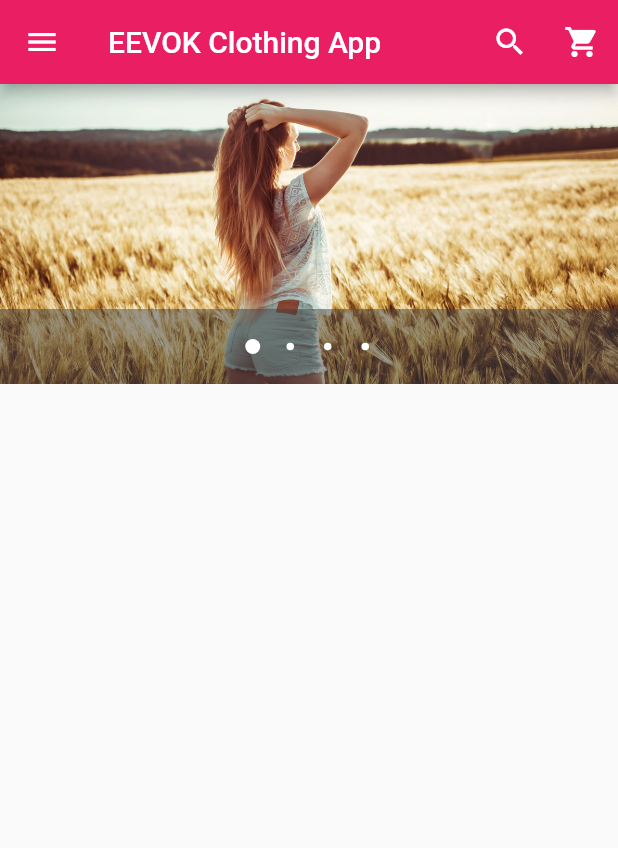
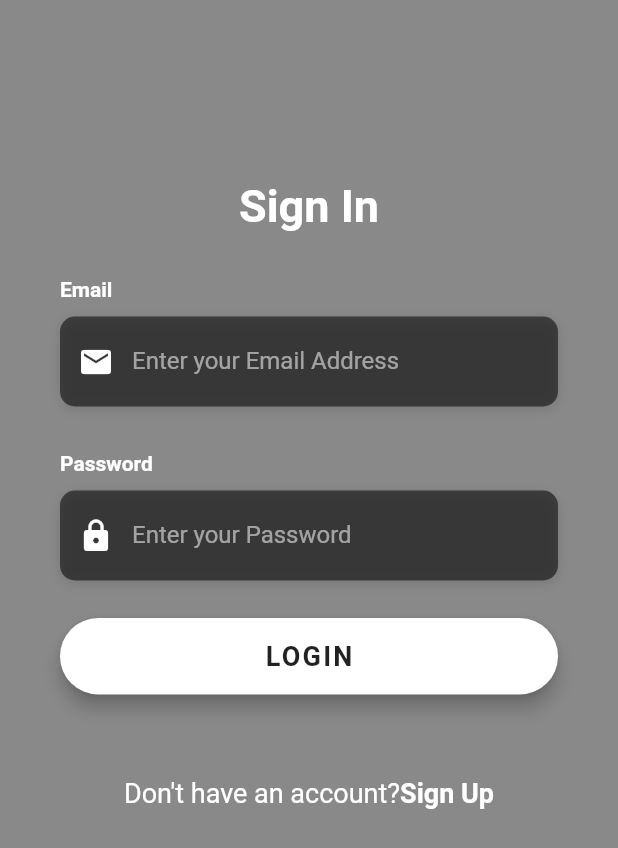
Before and after one commit to EevokClothingApp/Application, a Flutter app: the screen it shows after launch, on a phone screen of 412 x 824 dp. Shown: the top 848 px of the screen. Run offline on Flutter 3.47's test engine with Material 2 defaults, Android fonts, the phone set to English and light mode, and no system bars; drawn by our look-alikes of carousel_pro; Roboto replaces fonts that are missing (openSans, opensans).

Commit message:
added new pages

```diff
--- /dev/null
+++ b/lib/loginpage.dart
@@ -0,0 +1,201 @@
+
+import 'package:flutter/material.dart';
+import 'package:flutter/services.dart';
+import 'package:application/presets.dart';
+import 'package:application/homepage.dart';
+import 'package:application/registerpage.dart';
+
+
+class LoginPage extends StatefulWidget {
+  @override
+  _LoginPageState createState() => _LoginPageState();
+}
+
+class _LoginPageState extends State<LoginPage> {
+  bool _rememberMe = false;
+  Widget _buldEmailTF() {
+    return Column(
+      crossAxisAlignment: CrossAxisAlignment.start,
+      children: <Widget>[
+        Text(
+          'Email',
+          style: myLabelStyle,
+        ),
+        SizedBox(height: 10.0),
+        Container(
+          alignment: Alignment.centerLeft,
+          decoration: myBoxDecorationStyle,
+          height: 60.0,
+
+          child: TextField(
+            keyboardType: TextInputType.emailAddress,
+            style: TextStyle(
+                color: Colors.white,
+                fontFamily: 'opemSans'
+            ),
+            decoration: InputDecoration(
+              border: InputBorder.none,
+              contentPadding: EdgeInsets.only(top: 14.0),
+              prefixIcon: Icon(
+                Icons.email,
+                color: Colors.white,
+              ),
+              hintText: 'Enter your Email Address',
+              hintStyle: myHintTextStyle,
+            ),
+          ),
+        ),
+      ],
+    );
+  }
+
+  Widget _buildPasswordTF() {
+    return Column(
+      crossAxisAlignment: CrossAxisAlignment.start,
+      children: <Widget>[
+        Text(
+          'Password',
+          style: myLabelStyle,
+        ),
+        SizedBox(height: 10.0),
+        Container(
+          alignment: Alignment.centerLeft,
+          decoration: myBoxDecorationStyle,
+          height: 60.0,
+          child: TextField(
+            obscureText: true,
+            style: TextStyle(
+                color: Colors.white,
+                fontFamily: 'opemSans'
+            ),
+            decoration: InputDecoration(
+              border: InputBorder.none,
+              contentPadding: EdgeInsets.only(top: 14.0),
+              prefixIcon: Icon(
+                Icons.lock,
+                color: Colors.white,
+              ),
+              hintText: 'Enter your Password',
+              hintStyle: myHintTextStyle,
+            ),
+          ),
+        ),
+      ],
+    );
+  }
+
+  Widget _buildLoginBtn() {
+    return Container(
+      padding: EdgeInsets.symmetric(vertical: 25.0),
+      width: double.infinity,
+      child: RaisedButton(
+        elevation: 5.0,
+        onPressed: () {
+          Navigator.of(context)
+              .push(
+              MaterialPageRoute(
+                  builder: (context) => HomePage()
+              )
+          );
+        },
+        padding: EdgeInsets.all(15.0),
+        shape: RoundedRectangleBorder(
+          borderRadius: BorderRadius.circular(30.0),
+        ),
+        color: Colors.white,
+        child: Text(
+          'LOGIN',
+          style: TextStyle(
+            color: Colors.black87,
+            letterSpacing: 1.5,
+            fontSize: 18.0,
+            fontWeight: FontWeight.bold,
+            fontFamily: 'openSans',
+          ),
+        ),
+      ),
+    );
+  }
+
+  Widget _buildsignupBtn() {
+    return GestureDetector(
+      onTap: () {
+        Navigator.of(context)
+            .push(
+            MaterialPageRoute(
+                builder: (context) => RegisterPage()
+            )
+        );
+      },
+      child: RichText(
+        text: TextSpan(
+          children: [
+            TextSpan(
+              text: 'Don\'t have an account?',
+              style: TextStyle(
+                color: Colors.white,
+                fontSize: 18.0,
+                fontWeight: FontWeight.w400,
+              ),
+            ),
+            TextSpan(
+              text: 'Sign Up',
+              style: TextStyle(
+                color: Colors.white,
+                fontSize: 18.0,
+                fontWeight: FontWeight.bold,
+              ),
+            ),
+          ],
+        ),
+      ),
+    );
+  }
+
+  @override
+  Widget build(BuildContext context) {
+    return Scaffold (
+      body: Stack(
+        children: <Widget>[
+          Container (
+            height: double.infinity,
+            width: double.infinity,
+            color: Colors.black45
+          ),
+          Container(
+            height: double.infinity,
+            child: SingleChildScrollView(
+                physics: AlwaysScrollableScrollPhysics(),
+                padding: EdgeInsets.symmetric(
+                  horizontal: 40.0,
+                  vertical: 120.0,
+                ),
+                child: Column(
+                  mainAxisAlignment: MainAxisAlignment.center,
+                  children: <Widget>[
+                    Text(
+                      'Sign In',
+                      style: TextStyle(
+                        color: Colors.white,
+                        fontFamily: 'openSans',
+                        fontSize: 30.0,
+                        fontWeight: FontWeight.bold,
+                      ),
+                    ),
+                    SizedBox(height: 30.0),
+                    _buldEmailTF(),
+                    SizedBox(height: 30.0),
+                    _buildPasswordTF(),
+                    _buildLoginBtn(),
+                    SizedBox(height: 30.0),
+                    _buildsignupBtn()
+                  ],
+                )
+            ),
+          )
+        ],
+      ),
+    );
+  }
+
+}
--- a/lib/main.dart
+++ b/lib/main.dart
@@ -1,22 +1,18 @@
-import 'package:application/product_overview_screen.dart';
+import 'package:flutter/material.dart';
+import 'package:application/loginpage.dart';
 
-import 'package:flutter/material.dart';
 
-void main() {
-  runApp(MyApp());
-}
+
+void main() => runApp(MyApp());
 
 class MyApp extends StatelessWidget {
+  // This widget is the root of your application.
   @override
   Widget build(BuildContext context) {
     return MaterialApp(
-      title: 'EEVOK Clothing App',
-      theme: ThemeData(
-        primarySwatch: Colors.blue,
-        visualDensity: VisualDensity.adaptivePlatformDensity,
-      ),
-      home: ProductsOverviewScreen(),
+      title: 'Eevok.clothing',
       debugShowCheckedModeBanner: false,
+      home: LoginPage(),
     );
   }
 }
--- /dev/null
+++ b/lib/presets.dart
@@ -0,0 +1,25 @@
+import 'package:flutter/material.dart';
+
+final myHintTextStyle =TextStyle(
+  color: Colors.white54,
+  fontFamily: 'opensans',
+);
+
+final myLabelStyle = TextStyle(
+  color: Colors.white,
+  fontWeight: FontWeight.bold,
+  fontFamily: 'openSans',
+
+);
+
+final myBoxDecorationStyle = BoxDecoration(
+  color: Colors.black54,
+  borderRadius: BorderRadius.circular(10.0),
+  boxShadow: [
+    BoxShadow(
+      color: Colors.black12,
+      blurRadius: 6.0,
+      offset: Offset(0, 2),
+    ),
+  ],
+);
```
Also changed, not shown: lib/homepage.dart (added, +22 -0 lines), lib/registerpage.dart (added, +279 -0 lines).
